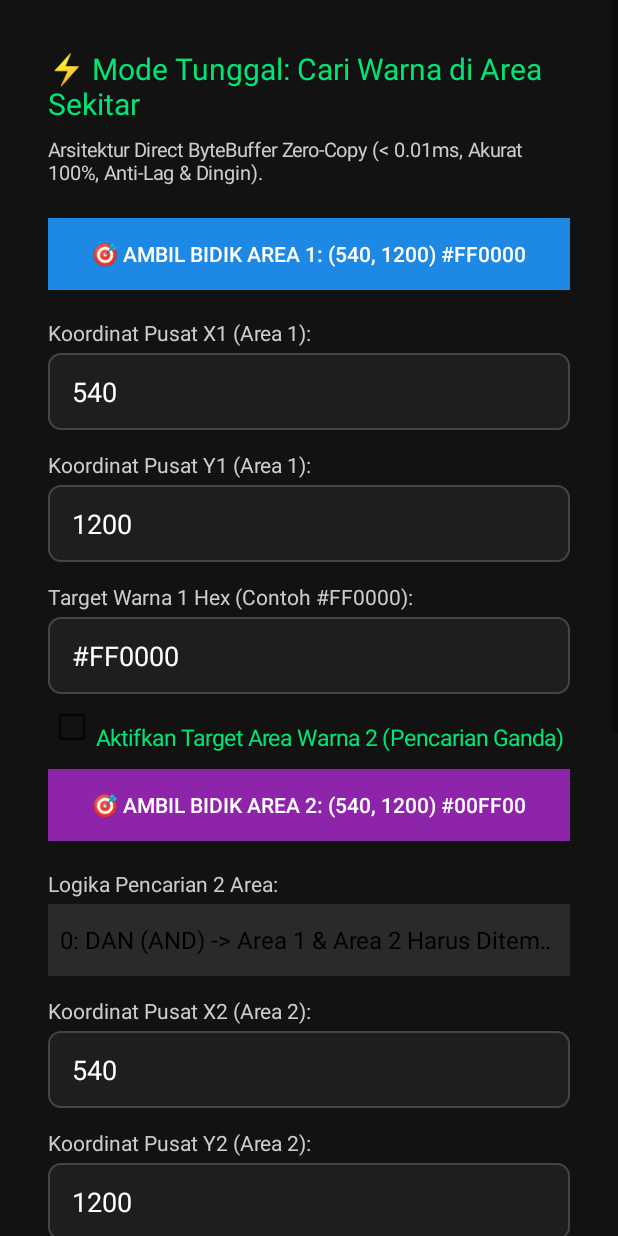
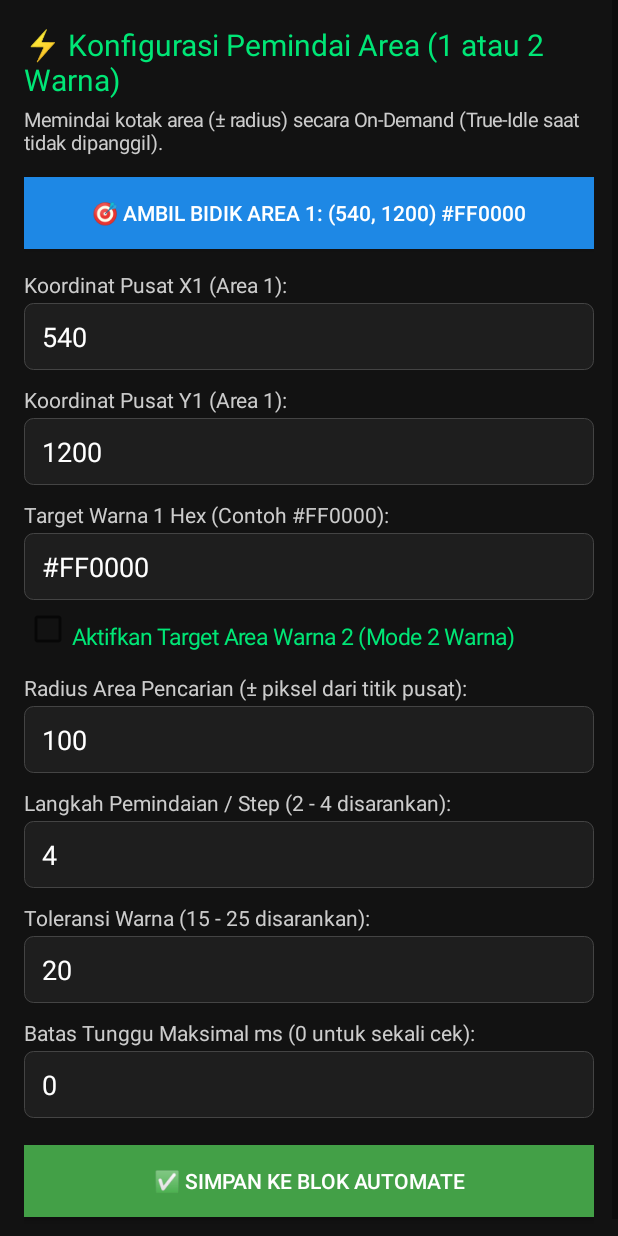
Before and after one commit to handyarief/FastAutoEngine, an Android app: the PluginConfigActivity screen opened directly, with no data from a screen before it, on a phone screen of 412 x 824 dp. Run offline under Robolectric (Android 15) with nearby library versions, the phone set to English and light mode, and no system bars.

Commit message:
Update PluginConfigActivity.kt

```diff
--- a/app/src/main/java/com/fastauto/engine/PluginConfigActivity.kt
+++ b/app/src/main/java/com/fastauto/engine/PluginConfigActivity.kt
@@ -7,6 +7,8 @@ import android.graphics.Color
 import android.graphics.drawable.GradientDrawable
 import android.os.Bundle
 import android.text.InputType
+import android.view.View
+import android.view.ViewGroup
 import android.widget.ArrayAdapter
 import android.widget.Button
 import android.widget.CheckBox
@@ -15,42 +17,62 @@ import android.widget.LinearLayout
 import android.widget.ScrollView
 import android.widget.Spinner
 import android.widget.TextView
+import androidx.core.view.ViewCompat
+import androidx.core.view.WindowInsetsCompat
 
 class PluginConfigActivity : Activity() {
+
+    private fun dp(value: Int): Int =
+        (value * resources.displayMetrics.density).toInt()
 
     override fun onCreate(savedInstanceState: Bundle?) {
         super.onCreate(savedInstanceState)
 
         val prefs = getSharedPreferences("fast_auto_prefs", Context.MODE_PRIVATE)
-        val lastX1 = prefs.getInt("picked_x", 540)
-        val lastY1 = prefs.getInt("picked_y", 1200)
-        val lastHex1 = prefs.getString("picked_hex", "#FF0000") ?: "#FF0000"
+        val lastX1 = prefs.getInt("picked_x", 540).coerceAtLeast(0)
+        val lastY1 = prefs.getInt("picked_y", 1200).coerceAtLeast(0)
+        val lastHex1 = normalizeHexOrDefault(prefs.getString("picked_hex", "#FF0000"), "#FF0000")
 
-        val lastX2 = prefs.getInt("picked_x2", 540)
-        val lastY2 = prefs.getInt("picked_y2", 1200)
-        val lastHex2 = prefs.getString("picked_hex2", "#00FF00") ?: "#00FF00"
+        val lastX2 = prefs.getInt("picked_x2", 540).coerceAtLeast(0)
+        val lastY2 = prefs.getInt("picked_y2", 1200).coerceAtLeast(0)
+        val lastHex2 = normalizeHexOrDefault(prefs.getString("picked_hex2", "#00FF00"), "#00FF00")
 
-        val oldBundle = intent.getBundleExtra("com.twofortyfouram.locale.intent.extra.BUNDLE")
+        val oldBundle = try {
+            intent.getBundleExtra(PluginFireReceiver.EXTRA_BUNDLE)
+        } catch (_: Throwable) {
+            null
+        }
 
         val scroll = ScrollView(this).apply { setBackgroundColor(Color.parseColor("#121212")) }
         val layout = LinearLayout(this).apply {
             orientation = LinearLayout.VERTICAL
-            setPadding(48, 48, 48, 48)
+            setPadding(dp(16), dp(16), dp(16), dp(16))
+        }
+
+        ViewCompat.setOnApplyWindowInsetsListener(layout) { v, insets ->
+            val sysBars = insets.getInsets(WindowInsetsCompat.Type.systemBars())
+            v.setPadding(
+                dp(16) + sysBars.left,
+                dp(16) + sysBars.top,
+                dp(16) + sysBars.right,
+                dp(16) + sysBars.bottom
+            )
+            insets
         }
 
         val title = TextView(this).apply {
-            text = "⚡ Mode Tunggal: Cari Warna di Area Sekitar"
+            text = "⚡ Konfigurasi Pemindai Area (1 atau 2 Warna)"
             textSize = 20f
             setTextColor(Color.parseColor("#00E676"))
-            setPadding(0, 0, 0, 12)
+            setPadding(0, 0, 0, dp(4))
         }
         layout.addView(title)
 
         val subInfo = TextView(this).apply {
-            text = "Arsitektur Direct ByteBuffer Zero-Copy (< 0.01ms, Akurat 100%, Anti-Lag & Dingin)."
+            text = "Memindai kotak area (± radius) secara On-Demand (True-Idle saat tidak dipanggil)."
             textSize = 13f
             setTextColor(Color.LTGRAY)
-            setPadding(0, 0, 0, 20)
+            setPadding(0, 0, 0, dp(8))
         }
         layout.addView(subInfo)
 
@@ -59,21 +81,40 @@ class PluginConfigActivity : Activity() {
             text = "🎯 Ambil Bidik Area 1: ($lastX1, $lastY1) $lastHex1"
             setBackgroundColor(Color.parseColor("#1E88E5"))
             setTextColor(Color.WHITE)
-            val lp = LinearLayout.LayoutParams(LinearLayout.LayoutParams.MATCH_PARENT, LinearLayout.LayoutParams.WRAP_CONTENT)
-            lp.setMargins(0, 12, 0, 8)
+            val lp = LinearLayout.LayoutParams(
+                LinearLayout.LayoutParams.MATCH_PARENT,
+                LinearLayout.LayoutParams.WRAP_CONTENT
+            )
+            lp.setMargins(0, dp(6), 0, dp(4))
             layoutParams = lp
         }
         layout.addView(pickBtn1)
 
-        val x1Input = createInput("Pusat X1", InputType.TYPE_CLASS_NUMBER, (oldBundle?.getInt("x", lastX1) ?: lastX1).toString())
-        val y1Input = createInput("Pusat Y1", InputType.TYPE_CLASS_NUMBER, (oldBundle?.getInt("y", lastY1) ?: lastY1).toString())
-        val hex1Input = createInput("Target Warna 1 Hex (#RRGGBB)", InputType.TYPE_CLASS_TEXT, oldBundle?.getString("hex", lastHex1) ?: lastHex1)
+        val x1Input = createInput(
+            "Pusat X1",
+            InputType.TYPE_CLASS_NUMBER,
+            (oldBundle?.getInt("x", lastX1) ?: lastX1).coerceAtLeast(0).toString()
+        )
+        val y1Input = createInput(
+            "Pusat Y1",
+            InputType.TYPE_CLASS_NUMBER,
+            (oldBundle?.getInt("y", lastY1) ?: lastY1).coerceAtLeast(0).toString()
+        )
+        val hex1Input = createInput(
+            "Target Warna 1 Hex (#RRGGBB)",
+            InputType.TYPE_CLASS_TEXT,
+            normalizeHexOrDefault(oldBundle?.getString("hex", lastHex1), lastHex1)
+        )
 
         pickBtn1.setOnClickListener {
             val p = getSharedPreferences("fast_auto_prefs", Context.MODE_PRIVATE)
-            x1Input.setText(p.getInt("picked_x", 540).toString())
-            y1Input.setText(p.getInt("picked_y", 1200).toString())
-            hex1Input.setText(p.getString("picked_hex", "#FF0000"))
+            val px = p.getInt("picked_x", 540).coerceAtLeast(0)
+            val py = p.getInt("picked_y", 1200).coerceAtLeast(0)
+            val ph = normalizeHexOrDefault(p.getString("picked_hex", "#FF0000"), "#FF0000")
+            x1Input.setText(px.toString())
+            y1Input.setText(py.toString())
+            hex1Input.setText(ph)
+            hex1Input.error = null
         }
 
         layout.addView(createLabel("Koordinat Pusat X1 (Area 1):"))
@@ -83,62 +124,140 @@ class PluginConfigActivity : Activity() {
         layout.addView(createLabel("Target Warna 1 Hex (Contoh #FF0000):"))
         layout.addView(hex1Input)
 
-        // ================= TARGET WARNA 2 =================
+        // ================= TARGET WARNA 2 (OPSIONAL) =================
+        val initialUseColor2 = oldBundle?.getBoolean("useColor2", false) ?: false
         val useSecondColorCheck = CheckBox(this).apply {
-            text = "Aktifkan Target Area Warna 2 (Pencarian Ganda)"
+            text = "Aktifkan Target Area Warna 2 (Mode 2 Warna)"
             setTextColor(Color.parseColor("#00E676"))
             textSize = 15f
-            isChecked = oldBundle?.getBoolean("useColor2", false) ?: false
-            setPadding(0, 28, 0, 8)
+            isChecked = initialUseColor2
+            setPadding(0, dp(14), 0, dp(4))
         }
         layout.addView(useSecondColorCheck)
+
+        val secondColorContainer = LinearLayout(this).apply {
+            orientation = LinearLayout.VERTICAL
+            visibility = if (initialUseColor2) View.VISIBLE else View.GONE
+        }
 
         val pickBtn2 = Button(this).apply {
             text = "🎯 Ambil Bidik Area 2: ($lastX2, $lastY2) $lastHex2"
             setBackgroundColor(Color.parseColor("#8E24AA"))
             setTextColor(Color.WHITE)
-            val lp = LinearLayout.LayoutParams(LinearLayout.LayoutParams.MATCH_PARENT, LinearLayout.LayoutParams.WRAP_CONTENT)
-            lp.setMargins(0, 8, 0, 8)
+            val lp = LinearLayout.LayoutParams(
+                LinearLayout.LayoutParams.MATCH_PARENT,
+                LinearLayout.LayoutParams.WRAP_CONTENT
+            )
+            lp.setMargins(0, dp(4), 0, dp(4))
             layoutParams = lp
         }
-        layout.addView(pickBtn2)
+        secondColorContainer.addView(pickBtn2)
 
         val logicModes = arrayOf(
             "0: DAN (AND) -> Area 1 & Area 2 Harus Ditemukan Semua",
             "1: ATAU (OR) -> Salah Satu Area Ditemukan Saja Cukup"
         )
+        val spinnerAdapter = object : ArrayAdapter<String>(
+            this@PluginConfigActivity,
+            android.R.layout.simple_spinner_item,
+            logicModes
+        ) {
+            override fun getView(position: Int, convertView: View?, parent: ViewGroup): View {
+                val v = super.getView(position, convertView, parent) as TextView
+                v.setTextColor(Color.WHITE)
+                v.setPadding(dp(10), dp(10), dp(10), dp(10))
+                return v
+            }
+
+            override fun getDropDownView(position: Int, convertView: View?, parent: ViewGroup): View {
+                val v = super.getDropDownView(position, convertView, parent) as TextView
+                v.setTextColor(Color.WHITE)
+                v.setBackgroundColor(Color.parseColor("#2A2A2A"))
+                v.setPadding(dp(12), dp(12), dp(12), dp(12))
+                return v
+            }
+        }
+        spinnerAdapter.setDropDownViewResource(android.R.layout.simple_spinner_dropdown_item)
+
+        val savedLogic = oldBundle?.getInt("colorLogic", ScreenCaptureService.LOGIC_AND)
+            ?: ScreenCaptureService.LOGIC_AND
         val logicSpinner = Spinner(this).apply {
-            adapter = ArrayAdapter(this@PluginConfigActivity, android.R.layout.simple_spinner_dropdown_item, logicModes)
-            setBackgroundColor(Color.parseColor("#2A2A2A"))
-            setSelection(oldBundle?.getInt("colorLogic", 0) ?: 0)
+            adapter = spinnerAdapter
+            background = GradientDrawable().apply {
+                setColor(Color.parseColor("#2A2A2A"))
+                cornerRadius = dp(6).toFloat()
+                setStroke(dp(1).coerceAtLeast(1), Color.parseColor("#555555"))
+            }
+            setSelection(if (savedLogic == ScreenCaptureService.LOGIC_OR) 1 else 0)
         }
 
-        val x2Input = createInput("Pusat X2", InputType.TYPE_CLASS_NUMBER, (oldBundle?.getInt("x2", lastX2) ?: lastX2).toString())
-        val y2Input = createInput("Pusat Y2", InputType.TYPE_CLASS_NUMBER, (oldBundle?.getInt("y2", lastY2) ?: lastY2).toString())
-        val hex2Input = createInput("Target Warna 2 Hex (#RRGGBB)", InputType.TYPE_CLASS_TEXT, oldBundle?.getString("hex2", lastHex2) ?: lastHex2)
+        val x2Input = createInput(
+            "Pusat X2",
+            InputType.TYPE_CLASS_NUMBER,
+            (oldBundle?.getInt("x2", lastX2) ?: lastX2).coerceAtLeast(0).toString()
+        )
+        val y2Input = createInput(
+            "Pusat Y2",
+            InputType.TYPE_CLASS_NUMBER,
+            (oldBundle?.getInt("y2", lastY2) ?: lastY2).coerceAtLeast(0).toString()
+        )
+        val hex2Input = createInput(
+            "Target Warna 2 Hex (#RRGGBB)",
+            InputType.TYPE_CLASS_TEXT,
+            normalizeHexOrDefault(oldBundle?.getString("hex2", lastHex2), lastHex2)
+        )
 
         pickBtn2.setOnClickListener {
             val p = getSharedPreferences("fast_auto_prefs", Context.MODE_PRIVATE)
-            x2Input.setText(p.getInt("picked_x2", 540).toString())
-            y2Input.setText(p.getInt("picked_y2", 1200).toString())
-            hex2Input.setText(p.getString("picked_hex2", "#00FF00"))
+            val px2 = p.getInt("picked_x2", 540).coerceAtLeast(0)
+            val py2 = p.getInt("picked_y2", 1200).coerceAtLeast(0)
+            val ph2 = normalizeHexOrDefault(p.getString("picked_hex2", "#00FF00"), "#00FF00")
+            x2Input.setText(px2.toString())
+            y2Input.setText(py2.toString())
+            hex2Input.setText(ph2)
+            hex2Input.error = null
             useSecondColorCheck.isChecked = true
         }
 
-        layout.addView(createLabel("Logika Pencarian 2 Area:"))
-        layout.addView(logicSpinner)
-        layout.addView(createLabel("Koordinat Pusat X2 (Area 2):"))
-        layout.addView(x2Input)
-        layout.addView(createLabel("Koordinat Pusat Y2 (Area 2):"))
-        layout.addView(y2Input)
-        layout.addView(createLabel("Target Warna 2 Hex (Contoh #00FF00):"))
-        layout.addView(hex2Input)
+        useSecondColorCheck.setOnCheckedChangeListener { _, isChecked ->
+            secondColorContainer.visibility = if (isChecked) View.VISIBLE else View.GONE
+            if (!isChecked) {
+                hex2Input.error = null
+            }
+        }
+
+        secondColorContainer.addView(createLabel("Logika Pencarian 2 Area:"))
+        secondColorContainer.addView(logicSpinner)
+        secondColorContainer.addView(createLabel("Koordinat Pusat X2 (Area 2):"))
+        secondColorContainer.addView(x2Input)
+        secondColorContainer.addView(createLabel("Koordinat Pusat Y2 (Area 2):"))
+        secondColorContainer.addView(y2Input)
+        secondColorContainer.addView(createLabel("Target Warna 2 Hex (Contoh #00FF00):"))
+        secondColorContainer.addView(hex2Input)
+
+        layout.addView(secondColorContainer)
 
         // ================= PENGATURAN AREA & KECEPATAN =================
-        val radiusInput = createInput("Radius Area Piksel (Default 100)", InputType.TYPE_CLASS_NUMBER, (oldBundle?.getInt("radius", 100) ?: 100).toString())
-        val stepInput = createInput("Kerapatan Langkah Piksel (1 = Sangat Rapat, 4 = Super Cepat)", InputType.TYPE_CLASS_NUMBER, (oldBundle?.getInt("step", 4) ?: 4).toString())
-        val tolInput = createInput("Toleransi Kemiripan Warna (0 - 100)", InputType.TYPE_CLASS_NUMBER, (oldBundle?.getInt("tolerance", 20) ?: 20).toString())
-        val timeoutInput = createInput("0 = Cek Instan <0.01ms | >0 = Tunggu Maks (ms) tanpa Loop", InputType.TYPE_CLASS_NUMBER, (oldBundle?.getLong("timeout", 0L) ?: 0L).toString())
+        val radiusInput = createInput(
+            "Radius Area Piksel (Default 100)",
+            InputType.TYPE_CLASS_NUMBER,
+            (oldBundle?.getInt("radius", 100) ?: 100).coerceIn(1, 500).toString()
+        )
+        val stepInput = createInput(
+            "Kerapatan Langkah Piksel (1 = Sangat Rapat, 4 = Cepat)",
+            InputType.TYPE_CLASS_NUMBER,
+            (oldBundle?.getInt("step", 4) ?: 4).coerceIn(1, 20).toString()
+        )
+        val tolInput = createInput(
+            "Toleransi Kemiripan Warna (0 - 255)",
+            InputType.TYPE_CLASS_NUMBER,
+            (oldBundle?.getInt("tolerance", 20) ?: 20).coerceIn(0, 255).toString()
+        )
+        val timeoutInput = createInput(
+            "0 = Cek Sekali | >0 = Tunggu Maks (ms, maks 5000)",
+            InputType.TYPE_CLASS_NUMBER,
+            (oldBundle?.getLong("timeout", 0L) ?: 0L).coerceIn(0L, 5000L).toString()
+        )
 
         layout.addView(createLabel("Radius Area Pencarian (± piksel dari titik pusat):"))
         layout.addView(radiusInput)
@@ -146,44 +265,66 @@ class PluginConfigActivity : Activity() {
         layout.addView(stepInput)
         layout.addView(createLabel("Toleransi Warna (15 - 25 disarankan):"))
         layout.addView(tolInput)
-        layout.addView(createLabel("Batas Tunggu Frame-Sync ms (Isi 0 untuk Instan <0.01ms):"))
+        layout.addView(createLabel("Batas Tunggu Maksimal ms (0 untuk sekali cek):"))
         layout.addView(timeoutInput)
 
         val saveBtn = Button(this).apply {
             text = "✅ SIMPAN KE BLOK AUTOMATE"
             setBackgroundColor(Color.parseColor("#43A047"))
             setTextColor(Color.WHITE)
-            val lp = LinearLayout.LayoutParams(LinearLayout.LayoutParams.MATCH_PARENT, LinearLayout.LayoutParams.WRAP_CONTENT)
-            lp.setMargins(0, 40, 0, 0)
+            val lp = LinearLayout.LayoutParams(
+                LinearLayout.LayoutParams.MATCH_PARENT,
+                LinearLayout.LayoutParams.WRAP_CONTENT
+            )
+            lp.setMargins(0, dp(18), 0, dp(8))
             layoutParams = lp
 
             setOnClickListener {
-                val x1 = x1Input.text.toString().toIntOrNull() ?: 540
-                val y1 = y1Input.text.toString().toIntOrNull() ?: 1200
-                val hex1 = hex1Input.text.toString().trim().ifEmpty { "#FF0000" }
-                val rgb1 = ScreenCaptureService.parseHexToInt(hex1)
+                val x1 = (x1Input.text.toString().toIntOrNull() ?: 540).coerceAtLeast(0)
+                val y1 = (y1Input.text.toString().toIntOrNull() ?: 1200).coerceAtLeast(0)
+                val rawHex1 = hex1Input.text.toString().trim()
+                val rgb1 = ScreenCaptureService.parseHexToIntOrNull(rawHex1)
+                if (rgb1 == null) {
+                    hex1Input.error = "Format Hex harus #RRGGBB (contoh: #FF0000)"
+                    hex1Input.requestFocus()
+                    return@setOnClickListener
+                }
+                hex1Input.error = null
+                val hex1 = String.format("#%06X", rgb1)
 
                 val useColor2 = useSecondColorCheck.isChecked
-                val colorLogic = logicSpinner.selectedItemPosition
-                val x2 = x2Input.text.toString().toIntOrNull() ?: 540
-                val y2 = y2Input.text.toString().toIntOrNull() ?: 1200
-                val hex2 = hex2Input.text.toString().trim().ifEmpty { "#00FF00" }
-                val rgb2 = ScreenCaptureService.parseHexToInt(hex2)
+                val colorLogic = if (logicSpinner.selectedItemPosition == 1) {
+                    ScreenCaptureService.LOGIC_OR
+                } else {
+                    ScreenCaptureService.LOGIC_AND
+                }
+
+                var x2 = 0
+                var y2 = 0
+                var hex2 = ""
+                var rgb2 = 0
+
+                if (useColor2) {
+                    x2 = (x2Input.text.toString().toIntOrNull() ?: 540).coerceAtLeast(0)
+                    y2 = (y2Input.text.toString().toIntOrNull() ?: 1200).coerceAtLeast(0)
+                    val rawHex2 = hex2Input.text.toString().trim()
+                    val parsed2 = ScreenCaptureService.parseHexToIntOrNull(rawHex2)
+                    if (parsed2 == null) {
+                        hex2Input.error = "Format Hex harus #RRGGBB (contoh: #00FF00)"
+                        hex2Input.requestFocus()
+                        return@setOnClickListener
+                    }
+                    hex2Input.error = null
+                    rgb2 = parsed2
+                    hex2 = String.format("#%06X", rgb2)
+                }
 
                 val radius = (radiusInput.text.toString().toIntOrNull() ?: 100).coerceIn(1, 500)
                 val step = (stepInput.text.toString().toIntOrNull() ?: 4).coerceIn(1, 20)
                 val tol = (tolInput.text.toString().toIntOrNull() ?: 20).coerceIn(0, 255)
-                val timeout = (timeoutInput.text.toString().toLongOrNull() ?: 0L).coerceIn(0L, 8000L)
-
-                ScreenCaptureService.registerWatchConfig(
-                    x1, y1, rgb1,
-                    useColor2, colorLogic,
-                    x2, y2, rgb2,
-                    radius, step, tol
-                )
+                val timeout = (timeoutInput.text.toString().toLongOrNull() ?: 0L).coerceIn(0L, 5000L)
 
                 val resultBundle = Bundle().apply {
-                    putInt("mode", 2)
                     putInt("x", x1)
                     putInt("y", y1)
                     putString("hex", hex1)
@@ -200,8 +341,8 @@ class PluginConfigActivity : Activity() {
                     putLong("timeout", timeout)
                 }
 
-                val logicStr = if (colorLogic == 0) "AND" else "OR"
-                val waitTag = if (timeout > 0L) "Wait ${timeout}ms" else "<0.01ms"
+                val logicStr = if (colorLogic == ScreenCaptureService.LOGIC_AND) "AND" else "OR"
+                val waitTag = if (timeout > 0L) "Wait ${timeout}ms" else "Instant"
                 val blurb = if (useColor2) {
                     "Area(±${radius}px, $waitTag): W1($x1,$y1)=$hex1 $logicStr W2($x2,$y2)=$hex2"
                 } else {
@@ -221,10 +362,15 @@ class PluginConfigActivity : Activity() {
         setContentView(scroll)
     }
 
+    private fun normalizeHexOrDefault(raw: String?, fallback: String): String {
+        val parsed = ScreenCaptureService.parseHexToIntOrNull(raw)
+        return if (parsed != null) String.format("#%06X", parsed) else fallback
+    }
+
     private fun createLabel(txt: String) = TextView(this).apply {
         text = txt
         setTextColor(Color.LTGRAY)
-        setPadding(0, 20, 0, 6)
+        setPadding(0, dp(10), 0, dp(3))
     }
 
     private fun createInput(hintStr: String, type: Int, initial: String) = EditText(this).apply {
@@ -235,10 +381,10 @@ class PluginConfigActivity : Activity() {
         setHintTextColor(Color.GRAY)
         val bg = GradientDrawable().apply {
             setColor(Color.parseColor("#1E1E1E"))
-            cornerRadius = 12f
-            setStroke(2, Color.parseColor("#444444"))
+            cornerRadius = dp(6).toFloat()
+            setStroke(dp(1).coerceAtLeast(1), Color.parseColor("#444444"))
         }
         background = bg
-        setPadding(24, 20, 24, 20)
+        setPadding(dp(12), dp(10), dp(12), dp(10))
     }
 }
```
